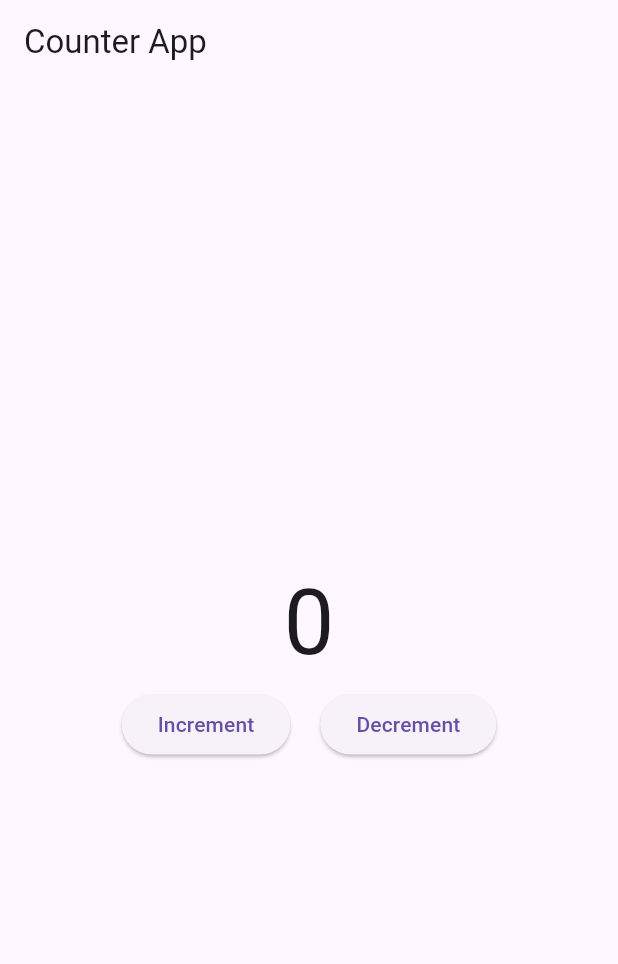
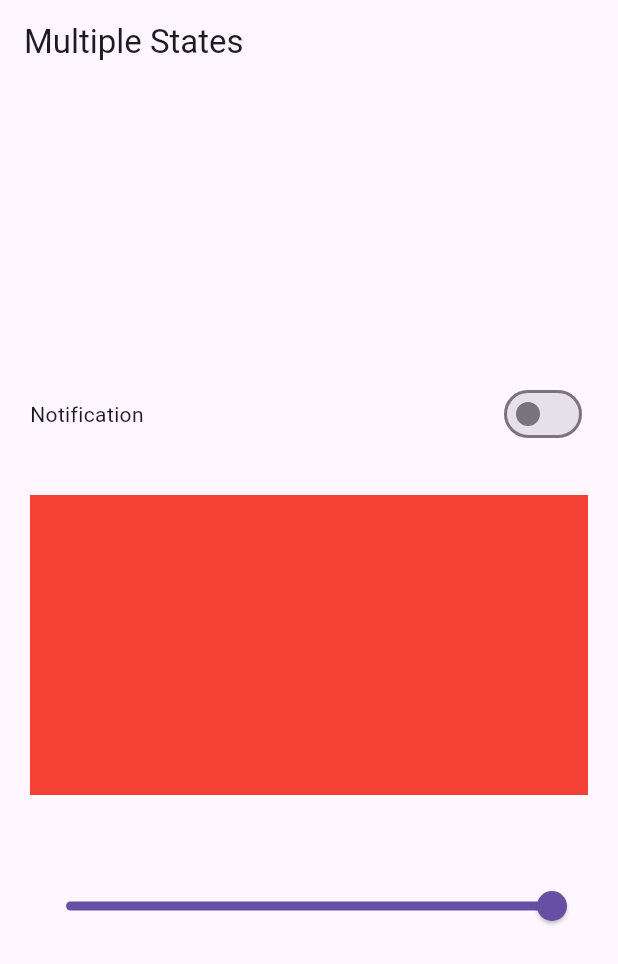
Before and after one commit to HasnathJami/Flutter_Bloc_Masterclass, a Flutter app: the screen it shows after launch, on a phone screen of 412 x 824 dp. Shown: the top 964 px of the screen. Run offline on Flutter 3.47's test engine with Material 3 defaults, Android fonts, the light colour scheme and no system bars; our stand-ins replace bloc, equatable, flutter_bloc.

Commit message:
6. Build Multiple States

```diff
--- /dev/null
+++ b/lib/bloc/multiple_state/multiple_state_bloc.dart
@@ -0,0 +1,20 @@
+import 'package:bloc/bloc.dart';
+import 'package:flutter_bloc_masterclass/bloc/multiple_state/multiple_state_event.dart';
+import 'package:flutter_bloc_masterclass/bloc/multiple_state/multiple_state_state.dart';
+
+class MultipleStateBloc extends Bloc<MultipleStateEvent, MultipleStateStates> {
+  MultipleStateBloc() : super( MultipleStateStates()) {
+    on<EnableOrDisableNotification>(_enableOrDisableNotification);
+    on<IncreaseOrDecreaseSliderValue>(_increaseOrDecreaseSliderValue);
+  }
+
+  void _enableOrDisableNotification(
+      EnableOrDisableNotification events, Emitter<MultipleStateStates> emit) {
+    emit(state.copyWith(isSwitch:!state.isSwitch));
+  }
+
+  void _increaseOrDecreaseSliderValue(IncreaseOrDecreaseSliderValue events, Emitter<MultipleStateStates> emit) {
+    emit(state.copyWith(slider:events.sliderValue));
+
+  }
+}
--- /dev/null
+++ b/lib/bloc/multiple_state/multiple_state_event.dart
@@ -0,0 +1,18 @@
+abstract class MultipleStateEvent {
+  MultipleStateEvent();
+
+  @override
+  List<Object> get props => [];
+}
+
+class EnableOrDisableNotification extends MultipleStateEvent {}
+
+class IncreaseOrDecreaseSliderValue extends MultipleStateEvent {
+  double sliderValue;
+
+  IncreaseOrDecreaseSliderValue({required this.sliderValue});
+
+  @override
+  List<Object> get props => [sliderValue];
+
+}
--- /dev/null
+++ b/lib/bloc/multiple_state/multiple_state_state.dart
@@ -0,0 +1,16 @@
+import 'package:equatable/equatable.dart';
+
+class MultipleStateStates extends Equatable {
+  bool isSwitch;
+   double slider;
+
+   MultipleStateStates({this.isSwitch = false, this.slider = 1.0});
+
+  @override
+  List<Object?> get props => [isSwitch, slider];
+
+  MultipleStateStates copyWith({bool? isSwitch, double? slider}) {
+    return MultipleStateStates(
+        isSwitch: isSwitch ?? this.isSwitch, slider: slider ?? this.slider);
+  }
+}
--- /dev/null
+++ b/lib/ui/multiple_state_screen.dart
@@ -0,0 +1,76 @@
+import 'package:flutter/material.dart';
+import 'package:flutter_bloc/flutter_bloc.dart';
+import 'package:flutter_bloc_masterclass/bloc/multiple_state/multiple_state_bloc.dart';
+import 'package:flutter_bloc_masterclass/bloc/multiple_state/multiple_state_event.dart';
+import 'package:flutter_bloc_masterclass/bloc/multiple_state/multiple_state_state.dart';
+
+class MultipleStateScreen extends StatefulWidget {
+  const MultipleStateScreen({super.key});
+
+  @override
+  State<MultipleStateScreen> createState() => _MultipleStateScreenState();
+}
+
+class _MultipleStateScreenState extends State<MultipleStateScreen> {
+  @override
+  Widget build(BuildContext context) {
+    return Scaffold(
+      appBar: AppBar(
+        title: Text('Multiple States'),
+      ),
+      body: Padding(
+        padding: EdgeInsets.symmetric(horizontal: 20),
+        child: Column(
+          crossAxisAlignment: CrossAxisAlignment.center,
+          mainAxisAlignment: MainAxisAlignment.center,
+          children: [
+            Row(
+              mainAxisAlignment: MainAxisAlignment.spaceBetween,
+              children: [
+                const Text('Notification'),
+                BlocBuilder<MultipleStateBloc, MultipleStateStates>(
+                    buildWhen: (previous, current) =>
+                        previous.isSwitch != current.isSwitch,
+                    builder: (context, state) {
+                      return Switch(
+                          value: state.isSwitch,
+                          onChanged: (newValue) {
+                            context
+                                .read<MultipleStateBloc>()
+                                .add(EnableOrDisableNotification());
+                          });
+                    })
+              ],
+            ),
+            const SizedBox(
+              height: 30,
+            ),
+            BlocBuilder<MultipleStateBloc, MultipleStateStates>(
+                buildWhen: (previous, current) =>
+                    previous.slider != current.slider,
+                builder: (context, state) {
+                  return Container(
+                    height: 200,
+                    color: Colors.red.withOpacity(state.slider),
+                  );
+                }),
+            const SizedBox(
+              height: 50,
+            ),
+            BlocBuilder<MultipleStateBloc, MultipleStateStates>(
+                builder: (context, state) {
+              return Slider(
+                  value: state.slider,
+                  onChanged: (value) {
+                    print(value);
+                    context
+                        .read<MultipleStateBloc>()
+                        .add(IncreaseOrDecreaseSliderValue(sliderValue: value));
+                  });
+            })
+          ],
+        ),
+      ),
+    );
+  }
+}
```
Also changed, not shown: lib/main.dart (+20 -5 lines).
